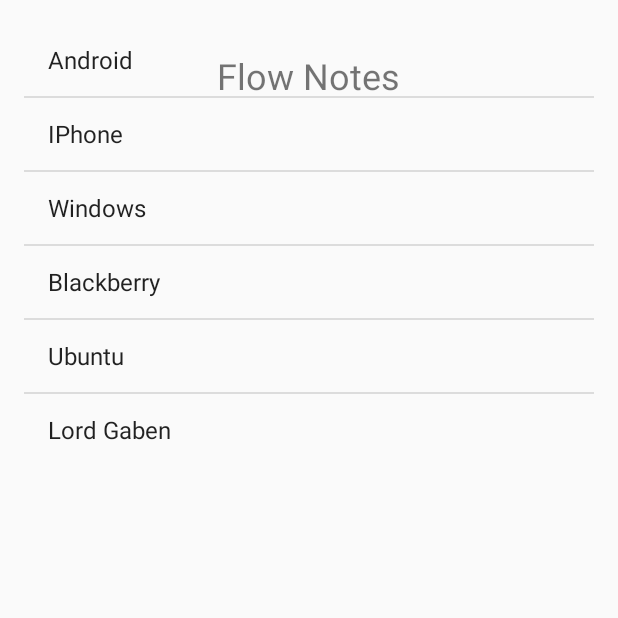
After one commit to rohanperi/FlowNotes, an Android app: the NoteActivity screen opened directly, with no data from a screen before it, on a phone screen of 412 x 824 dp, the top half of it. The commit adds this screen. Run offline under Robolectric (Android 15) with nearby library versions, the phone set to English and light mode, and no system bars.

Commit message:
Almost Final!

```diff
--- a/app/src/main/java/com/example/rohan/flownotes/LoginActivity.java
+++ b/app/src/main/java/com/example/rohan/flownotes/LoginActivity.java
@@ -68,7 +68,7 @@ public class LoginActivity extends AppCompatActivity implements LoaderCallbacks<
         super.onCreate(savedInstanceState);
         setContentView(R.layout.activity_login);
         // Set up the login form.
-        mTextView = (AutoCompleteTextView) findViewById(R.id.text);
+        mTextView = (AutoCompleteTextView) findViewById(R.id.email);
         populateAutoComplete();
 
         mPasswordView = (EditText) findViewById(R.id.password);
@@ -88,7 +88,7 @@ public class LoginActivity extends AppCompatActivity implements LoaderCallbacks<
         mSignInButton.setOnClickListener(new View.OnClickListener() {
             @Override
             public void onClick(View view) {
-                Intent jjent= new Intent(LoginActivity.this, NoteActivity);
+                Intent jjent= new Intent(LoginActivity.this, NoteActivity.class);
                 startActivity(jjent);
                 attemptLogin();
             }
--- /dev/null
+++ b/app/src/main/java/com/example/rohan/flownotes/MainActivityListFragment.java
@@ -0,0 +1,33 @@
+package com.example.rohan.flownotes;
+
+
+import android.app.ListFragment;
+import android.os.Bundle;
+import android.support.v4.app.Fragment;
+import android.view.View;
+import android.widget.ArrayAdapter;
+import android.widget.ListView;
+/**
+ * A simple {@link Fragment} subclass.
+ */
+public class MainActivityListFragment extends ListFragment {
+
+    @Override
+    public void onActivityCreated(Bundle savedInstanceState) {
+        super.onActivityCreated(savedInstanceState);
+
+        String[] values = new String[]{"Android", "IPhone", "Windows", "Blackberry", "Ubuntu", "Lord Gaben"};
+
+        ArrayAdapter <String> adapter = new ArrayAdapter<String>(getActivity(),
+                android.R.layout.simple_list_item_1, values);
+
+        setListAdapter(adapter);
+
+    }
+
+    @Override
+    public void onListItemClick(ListView  l, View v, int position, long id) {
+        super.onListItemClick(l, v, position, id);
+    }
+
+}
--- /dev/null
+++ b/app/src/main/java/com/example/rohan/flownotes/NoteActivity.java
@@ -0,0 +1,16 @@
+package com.example.rohan.flownotes;
+
+import android.support.v7.app.AppCompatActivity;
+import android.os.Bundle;
+
+
+public class NoteActivity extends AppCompatActivity {
+
+    @Override
+    protected void onCreate(Bundle savedInstanceState) {
+        super.onCreate(savedInstanceState);
+        setContentView(R.layout.activity_main);
+        // This is testing my branch 1.
+    }
+
+}
--- a/app/src/main/java/com/example/rohan/flownotes/MainActivity.java
+++ b/app/src/main/java/com/example/rohan/flownotes/StartUpActivity.java
@@ -12,7 +12,7 @@ import com.google.android.gms.appindexing.AppIndex;
 import com.google.android.gms.appindexing.Thing;
 import com.google.android.gms.common.api.GoogleApiClient;
 
-public class MainActivity extends AppCompatActivity {
+public class StartUpActivity extends AppCompatActivity {
 
     Button button;
     /**
@@ -29,7 +29,7 @@ public class MainActivity extends AppCompatActivity {
         button.setOnClickListener(new View.OnClickListener() {
             @Override
             public void onClick(View view) {
-                Intent iient= new Intent(MainActivity.this, LoginActivity.class);
+                Intent iient= new Intent(StartUpActivity.this, LoginActivity.class);
                 startActivity(iient);
             }
         });
--- a/app/src/main/res/layout/activity_StartupPage.xml
+++ b/app/src/main/res/layout/activity_StartupPage.xml
@@ -9,7 +9,7 @@
     android:paddingRight="@dimen/activity_horizontal_margin"
     android:paddingTop="@dimen/activity_vertical_margin"
     android:background="@drawable/wallpaper"
-    tools:context="com.example.rohan.flownotes.MainActivity">
+    tools:context="com.example.rohan.flownotes.StartUpActivity">
 
     <ImageView
         android:layout_width="match_parent"
--- /dev/null
+++ b/app/src/main/res/layout/activity_main.xml
@@ -0,0 +1,24 @@
+<?xml version="1.0" encoding="utf-8"?>
+<RelativeLayout xmlns:android="http://schemas.android.com/apk/res/android"
+    xmlns:tools="http://schemas.android.com/tools"
+    android:id="@+id/activity_main"
+    android:layout_width="match_parent"
+    android:layout_height="match_parent"
+    android:paddingBottom="@dimen/activity_vertical_margin"
+    android:paddingLeft="@dimen/activity_horizontal_margin"
+    android:paddingRight="@dimen/activity_horizontal_margin"
+    android:paddingTop="@dimen/activity_vertical_margin"
+    tools:context="com.example.rohan.flownotes.NoteActivity">
+
+    <TextView
+        android:text="@string/home_title"
+        android:layout_width="wrap_content"
+        android:layout_height="wrap_content"
+        android:layout_alignParentTop="true"
+        android:layout_centerHorizontal="true"
+        android:layout_marginTop="18dp"
+        android:id="@+id/main_text"
+        android:textSize="24sp" />
+
+    <include layout="@layout/content_main" />
+</RelativeLayout>
--- /dev/null
+++ b/app/src/main/res/layout/content_main.xml
@@ -0,0 +1,17 @@
+<?xml version="1.0" encoding="utf-8"?>
+<LinearLayout xmlns:android="http://schemas.android.com/apk/res/android"
+    xmlns:app="http://schemas.android.com/apk/res-auto"
+    xmlns:tools="http://schemas.android.com/tools"
+    android:layout_width="match_parent"
+    android:layout_height="match_parent"
+    app:layout_behavior="@string/appbar_scrolling_view_behavior"
+    tools:context="com.example.rohan.flownotes.NoteActivity"
+    tools:showIn="@layout/activity_main">
+
+    <fragment
+        android:id="@+id/mainActivityFrag"
+        android:name="com.example.rohan.flownotes.MainActivityListFragment"
+        android:layout_width="fill_parent"
+        android:layout_height="wrap_content" />
+
+</LinearLayout>
--- a/app/src/main/res/values/strings.xml
+++ b/app/src/main/res/values/strings.xml
@@ -20,4 +20,8 @@
     <string name="permission_rationale">"Contacts permissions are needed for providing email
         completions."
     </string>
+
+    <!-- Rohan Merge Files -->
+    <string name="home_title">Flow Notes</string>
+    <string name="hello_blank_fragment">Hello blank fragment</string>
 </resources>
```
Also changed, not shown: app/src/main/AndroidManifest.xml (+6 -2 lines), app/src/main/res/layout/list_row.xml (added, +37 -0 lines), app/src/main/res/drawable/ph.png (added), app/src/main/res/drawable/pl.png (added), app/src/main/res/drawable/pm.png (added).
